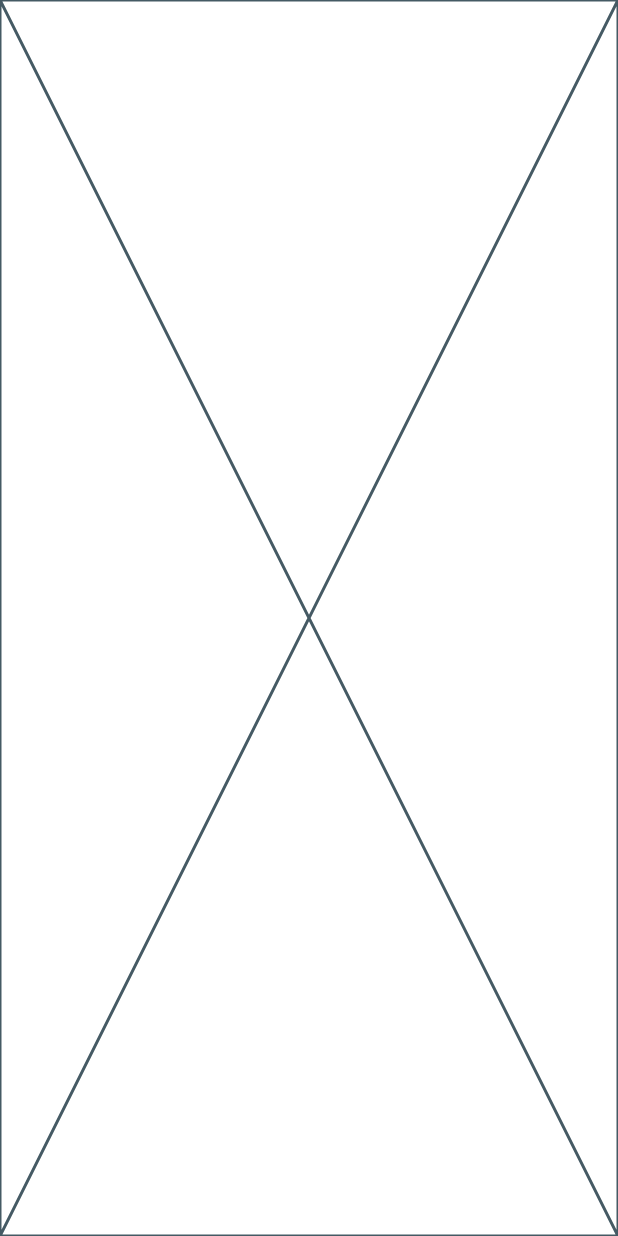
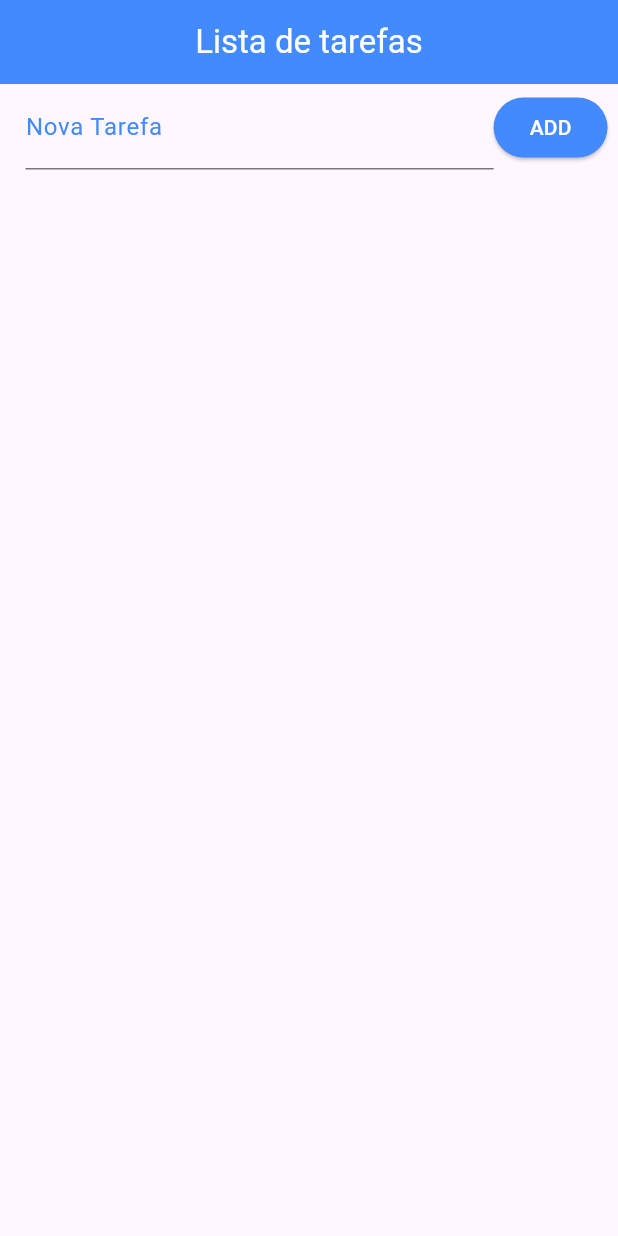
Before and after one commit to MarcosAndreLS/lista_tarefas-learning_flutter, a Flutter app: the screen it shows after launch, on a phone screen of 412 x 824 dp. Run offline on Flutter 3.47's test engine with Material 3 defaults, Android fonts, the phone set to English and light mode, and no system bars.

Commit message:
iniciando layout

```diff
--- a/lib/main.dart
+++ b/lib/main.dart
@@ -5,7 +5,9 @@ import 'package:flutter/material.dart';
 import 'package:path_provider/path_provider.dart';
 
 void main() {
-  runApp(MaterialApp(home: Home()));
+  runApp(
+    MaterialApp(debugShowCheckedModeBanner: false, home: Home()),
+  );
 }
 
 class Home extends StatefulWidget {
@@ -20,7 +22,47 @@ class _HomeState extends State<Home> {
 
   @override
   Widget build(BuildContext context) {
-    return const Placeholder();
+    return Scaffold(
+      appBar: AppBar(
+        title: Text(
+          "Lista de tarefas",
+          style: TextStyle(color: Colors.white),
+        ),
+        backgroundColor: Colors.blueAccent,
+        centerTitle: true,
+      ),
+      body: Column(
+        children: [
+          Container(
+            padding: EdgeInsets.fromLTRB(17, 1, 7, 1),
+            child: Row(
+              children: [
+                Expanded(
+                  child: TextField(
+                    decoration: InputDecoration(
+                      labelText: "Nova Tarefa",
+                      labelStyle: TextStyle(
+                        color: Colors.blueAccent,
+                      ),
+                    ),
+                  ),
+                ),
+                ElevatedButton(
+                  style: ElevatedButton.styleFrom(
+                    backgroundColor: Colors.blueAccent,
+                  ),
+                  onPressed: () {},
+                  child: Text(
+                    "ADD",
+                    style: TextStyle(color: Colors.white),
+                  ),
+                ),
+              ],
+            ),
+          ),
+        ],
+      ),
+    );
   }
 
   Future<File> _getFile() async {
```
Also changed, not shown: 1 other file.
